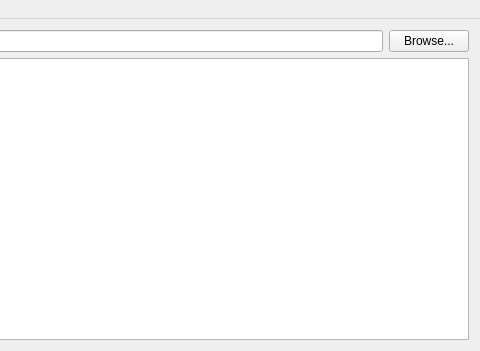
The window that mainwindow.ui (labyrinthofdreams/csv-screenshots-ui) describes before a commit, drawn with Qt 5; both pictures show x 212 to 692 and y 0 to 351 of the 692 by 351 pixel window.
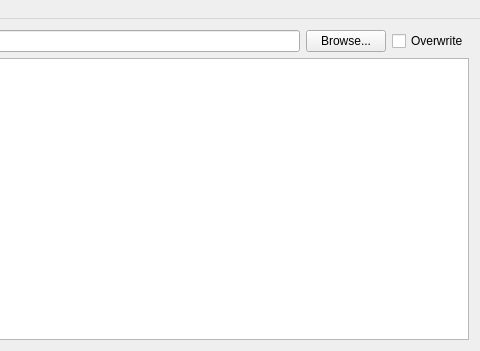
The same window after the commit. Custom widgets are drawn as their Qt base class.

Commit message: Add option to overwrite images

Diff of the .ui file:
```diff
--- a/mainwindow.ui
+++ b/mainwindow.ui
@@ -37,6 +37,13 @@
         </property>
        </widget>
       </item>
+      <item>
+       <widget class="QCheckBox" name="checkBoxOverwrite">
+        <property name="text">
+         <string>Overwrite</string>
+        </property>
+       </widget>
+      </item>
      </layout>
     </item>
     <item>
```
The commit also changes 3 other files.
